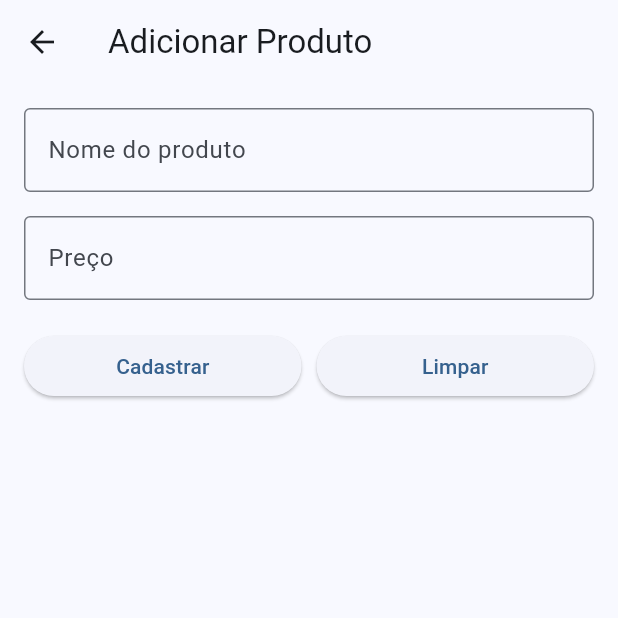
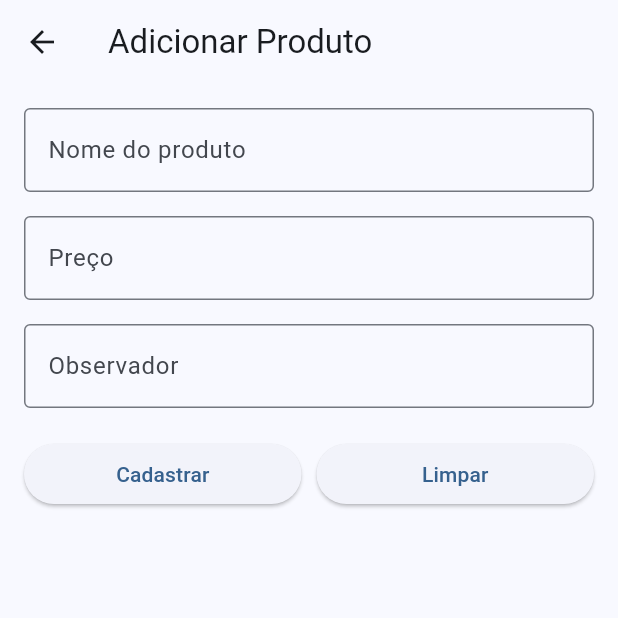
Before and after one commit to eloizasoares/lista-exercicios-ppdm, a Flutter app: the screen it shows after launch, after a tap on the "add" icon, on a phone screen of 412 x 824 dp, the top half of it. Run offline on Flutter 3.47's test engine with Material 3 defaults, Android fonts, the phone set to English and light mode, and no system bars; our stand-ins replace shared_preferences.

Commit message:
Exercicio 02 - Campo observador

```diff
--- a/lib/add_product_screen.dart
+++ b/lib/add_product_screen.dart
@@ -11,18 +11,21 @@ class AddProductScreen extends StatefulWidget {
 class _AddProductScreenState extends State<AddProductScreen> {
   final TextEditingController nomeController = TextEditingController();
   final TextEditingController precoController = TextEditingController();
+  final TextEditingController observadorController =
+      TextEditingController();
 
   void cadastrarProduto() {
     String nome = nomeController.text;
+    String observador = observadorController.text;
 
     double? preco = double.tryParse(
       precoController.text.replaceAll(',', '.'),
     );
 
-    if (nome.isEmpty || preco == null) {
+    if (nome.isEmpty || preco == null || observador.isEmpty) {
       ScaffoldMessenger.of(context).showSnackBar(
         const SnackBar(
-          content: Text('Preencha os campos corretamente.'),
+          content: Text('Preencha todos os campos corretamente.'),
         ),
       );
       return;
@@ -31,6 +34,7 @@ class _AddProductScreenState extends State<AddProductScreen> {
     Product produto = Product(
       name: nome,
       price: preco,
+      observador: observador,
     );
 
     Navigator.pop(context, produto);
@@ -39,12 +43,14 @@ class _AddProductScreenState extends State<AddProductScreen> {
   void limparFormulario() {
     nomeController.clear();
     precoController.clear();
+    observadorController.clear();
   }
 
   @override
   void dispose() {
     nomeController.dispose();
     precoController.dispose();
+    observadorController.dispose();
     super.dispose();
   }
 
@@ -77,6 +83,16 @@ class _AddProductScreenState extends State<AddProductScreen> {
               ),
             ),
 
+            const SizedBox(height: 16),
+
+            TextField(
+              controller: observadorController,
+              decoration: const InputDecoration(
+                labelText: 'Observador',
+                border: OutlineInputBorder(),
+              ),
+            ),
+
             const SizedBox(height: 20),
 
             Row(
--- a/lib/product.dart
+++ b/lib/product.dart
@@ -1,9 +1,11 @@
 class Product {
   final String name;
   final double price;
+  final String observador;
 
   Product({
     required this.name,
     required this.price,
+    required this.observador,
   });
 }
--- a/lib/product_screen.dart
+++ b/lib/product_screen.dart
@@ -14,14 +14,17 @@ class _ProductScreenState extends State<ProductScreen> {
     Product(
       name: 'Notebook',
       price: 3500.00,
+      observador: 'Sistema',
     ),
     Product(
       name: 'Mouse',
       price: 80.00,
+      observador: 'Sistema',
     ),
     Product(
       name: 'Teclado',
       price: 150.00,
+      observador: 'Sistema',
     ),
   ];
 
@@ -55,7 +58,8 @@ class _ProductScreenState extends State<ProductScreen> {
             leading: const Icon(Icons.shopping_cart),
             title: Text(produto.name),
             subtitle: Text(
-              'R\$ ${produto.price.toStringAsFixed(2)}',
+              'R\$ ${produto.price.toStringAsFixed(2)} - '
+              'Observador: ${produto.observador}',
             ),
           );
         },
```
